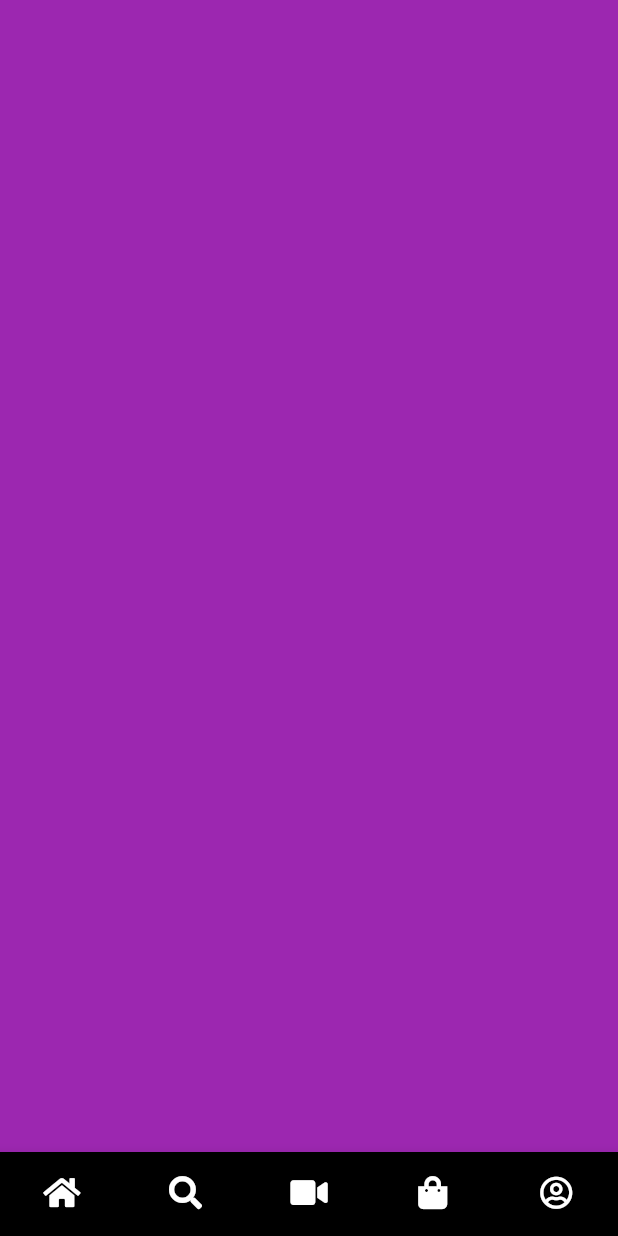
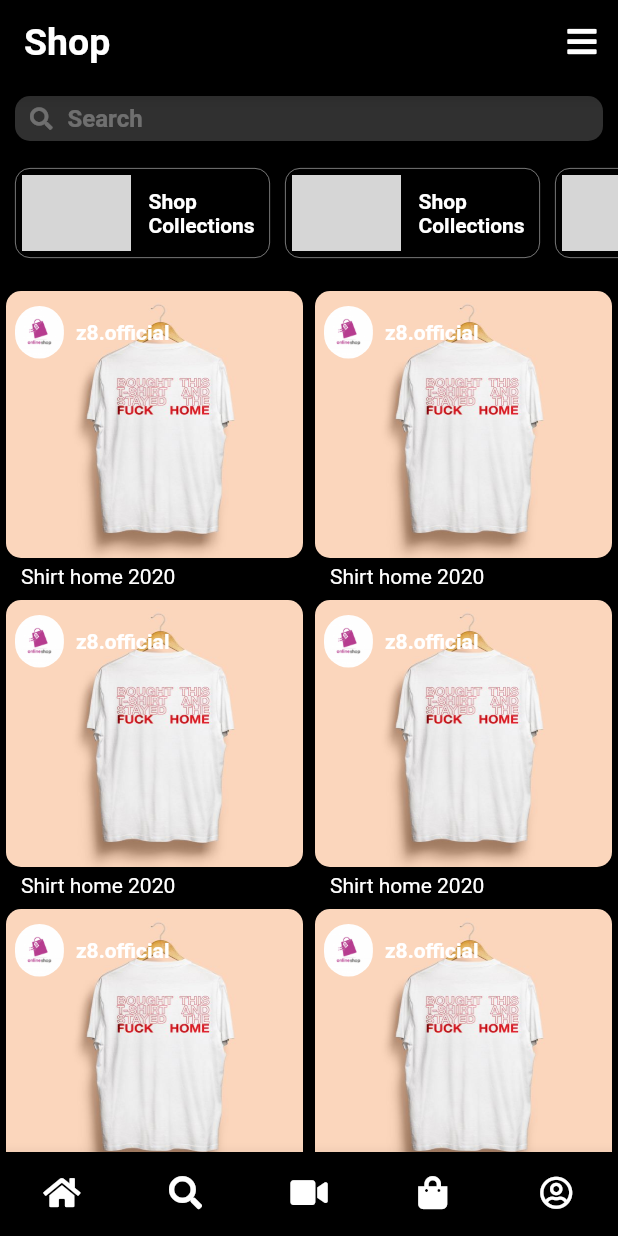
Before and after one commit to valden6/instagram, a Flutter app: the screen it shows after launch, item 4 of the bottom bar chosen, on a phone screen of 412 x 824 dp. Run offline on Flutter 3.47's test engine with Material 2 defaults, Android fonts, the phone set to English and light mode, and no system bars; our stand-ins replace font_awesome_flutter; Roboto replaces fonts that are missing (SF); grey boxes are pictures that could not be loaded.

Commit message:
[1.4.0] - Adding shop page + minor bugfix

```diff
--- a/lib/screens/accountScreen.dart
+++ b/lib/screens/accountScreen.dart
@@ -17,14 +17,9 @@ class _AccountScreenState extends State<AccountScreen> {
       // Persistent AppBar that never scrolls
       backgroundColor: Colors.black,
       appBar: AppBar(
+        centerTitle: false,
         backgroundColor: Colors.black,
-        title: Container(
-          width: MediaQuery.of(context).size.width/3 * 2,
-          child: Padding(
-            padding: EdgeInsets.only(left:5),
-            child: Text("EricMatt", style: TextStyle(fontSize: 25, fontWeight: FontWeight.bold)),
-          )
-        ),
+        title: Text("EricMatt", style: TextStyle(fontSize: 25, fontWeight: FontWeight.bold)),
         actions: [
           IconButton(
             onPressed: () {},
--- a/lib/screens/searchScreen.dart
+++ b/lib/screens/searchScreen.dart
@@ -17,9 +17,12 @@ class SearchScreen extends StatelessWidget {
               return [
                 SliverList(
                     delegate: SliverChildListDelegate([
-                  SearchBar(),
-                  Padding(padding: EdgeInsets.only(top: 8)),
-                ]))
+                      Padding(padding: EdgeInsets.only(top: 8)),
+                      SearchBar(),
+                      Padding(padding: EdgeInsets.only(top: 8))
+                    ]
+                  )
+                )
               ];
             },
             body: Container(
--- a/lib/screens/shopScreen.dart
+++ b/lib/screens/shopScreen.dart
@@ -1,10 +1,60 @@
 import 'package:flutter/material.dart';
+import 'package:font_awesome_flutter/font_awesome_flutter.dart';
+import 'package:instagram/widgets/shopContent.dart';
+import 'package:instagram/widgets/shopSearchBar.dart';
+import 'package:instagram/widgets/shopCategory.dart';
 
-class ShopScreen extends StatelessWidget {
+class ShopScreen extends StatefulWidget {
+  @override
+  _ShopScreenState createState() => _ShopScreenState();
+}
+
+class _ShopScreenState extends State<ShopScreen> {
   @override
   Widget build(BuildContext context) {
-    return Scaffold(
-      backgroundColor: Colors.purple,
+    return SafeArea(
+      child: Scaffold(
+        // Persistent AppBar that never scrolls
+        backgroundColor: Colors.black,
+        body: DefaultTabController(
+          length: 4,
+          child: NestedScrollView(
+            headerSliverBuilder: (context, _) {
+              return [
+                SliverList(
+                  delegate: SliverChildListDelegate(
+                    [
+                      AppBar(
+                        backgroundColor: Colors.black,
+                        centerTitle: false,
+                        title: Text("Shop", style: TextStyle(fontSize: 25, fontWeight: FontWeight.bold)),
+                        actions: [
+                          IconButton(
+                            onPressed: () {},
+                            icon: FaIcon(FontAwesomeIcons.bars, size:22, color: Colors.white)
+                          )
+                        ]
+                      )
+                    ]
+                  )
+                )
+              ];
+            },
+            body: Container(
+              child: Column(
+                children: [
+                  Padding(padding: EdgeInsets.only(top: 8)),
+                  ShopSearchBar(),
+                  Padding(padding: EdgeInsets.only(top: 8)),
+                  ShopCategory(),
+                  Padding(padding: EdgeInsets.only(top: 8)),
+                  ShopContent()
+                ]
+              ),
+            )
+          )
+        )
+      ),
     );
   }
 }
--- a/lib/widgets/searchBar.dart
+++ b/lib/widgets/searchBar.dart
@@ -20,7 +20,7 @@ class SearchBar extends StatelessWidget {
               child: TextField(
                 textAlignVertical: TextAlignVertical.center,
                 style: TextStyle(color: Colors.white),
-                cursorColor: Colors.white.withOpacity(0.3),
+                cursorColor: Colors.grey,
                 decoration: InputDecoration(
                   contentPadding: EdgeInsets.all(10.0),
                   prefixIconConstraints: BoxConstraints(minWidth: 30),
--- /dev/null
+++ b/lib/widgets/shopCategory.dart
@@ -0,0 +1,57 @@
+import 'package:flutter/material.dart';
+
+class ShopCategory extends StatefulWidget {
+  @override
+  _ShopCategoryState createState() => _ShopCategoryState();
+}
+
+class _ShopCategoryState extends State<ShopCategory> {
+  @override
+  Widget build(BuildContext context) {
+    return Container(
+      height: 80,
+      child: ListView.builder(
+        itemCount: 5,
+        physics: BouncingScrollPhysics(),
+        scrollDirection: Axis.horizontal,
+        itemBuilder: (BuildContext context, int index) {
+          return Container(
+            width: 180,
+            padding: EdgeInsets.only(top: 10, left: 10, bottom: 10),
+            child: Container(
+              decoration: BoxDecoration(
+                borderRadius: BorderRadius.circular(10),
+                border: Border.all(
+                  color: Colors.grey,
+                  width: 0.5,
+                )
+              ),
+              child: Row(
+                children: [
+                  Expanded(
+                    child: Container(
+                      margin: EdgeInsets.all(4),
+                      decoration: BoxDecoration(
+                        borderRadius: BorderRadius.circular(10),
+                        image: DecorationImage(
+                          image: AssetImage("assets/shop-category.jpg"),
+                          fit: BoxFit.fill
+                        )
+                      )
+                    )
+                  ),
+                  Padding(padding: EdgeInsets.only(left:8)),
+                  Expanded(
+                    child: Container(
+                      child: Text("Shop Collections", style: TextStyle(color: Colors.white,fontSize: 14, fontWeight: FontWeight.bold))
+                    ),
+                  )
+                ]
+              )
+            )
+          );
+        }
+      )
+    );
+  }
+}
--- /dev/null
+++ b/lib/widgets/shopContent.dart
@@ -0,0 +1,88 @@
+import 'package:flutter/material.dart';
+
+class ShopContent extends StatefulWidget {
+  @override
+  _ShopContentState createState() => _ShopContentState();
+}
+
+class _ShopContentState extends State<ShopContent> {
+  @override
+  Widget build(BuildContext context) {
+    return Expanded(
+      child: Container(
+        child: GridView.builder(
+          gridDelegate: SliverGridDelegateWithFixedCrossAxisCount(
+            crossAxisCount: 2,
+            childAspectRatio: 1,
+          ),
+          physics: NeverScrollableScrollPhysics(),
+          itemCount: 10,
+          shrinkWrap: true,
+          itemBuilder: (BuildContext context, int index) {
+            return Container(
+              margin: EdgeInsets.all(4),
+              child: Column(
+                children: [
+                  Expanded(
+                    child: Stack(
+                      children: [
+                        ClipRRect(
+                          borderRadius: BorderRadius.circular(10.0),
+                          child: Container(
+                            decoration: BoxDecoration(
+                              image: DecorationImage(
+                                image: AssetImage("assets/shop-merch.jpg"),
+                                fit: BoxFit.fill
+                              )
+                            )
+                          )
+                        ),
+                        Positioned(
+                          left: 0,
+                          top: 10,
+                          height: 35,
+                          width: 183,
+                          child: Container(
+                            margin: EdgeInsets.only(left:6, right: 6),
+                            child: Row(
+                              children: [
+                                Expanded(
+                                  flex: 2,
+                                  child: Container(
+                                    decoration: BoxDecoration(
+                                      borderRadius: BorderRadius.circular(30),
+                                      image: DecorationImage(
+                                        image: AssetImage("assets/shop-logo.jpg"),
+                                        fit: BoxFit.fill
+                                      )
+                                    )
+                                  ),
+                                ),
+                                Padding(padding: EdgeInsets.only(right: 8)),
+                                Expanded(
+                                  flex: 8,
+                                  child: Text("z8.official", style: TextStyle(color: Colors.white, fontWeight: FontWeight.bold))
+                                )
+                              ]
+                            )
+                          )
+                        )
+                      ]
+                    ),
+                  ),
+                  Padding(padding: EdgeInsets.only(top: 4)),
+                  Align(
+                    alignment: Alignment.centerLeft,
+                    child: Padding(
+                      padding: EdgeInsets.only(left: 10, right: 10),
+                      child: Text("Shirt home 2020", textAlign: TextAlign.start ,style: TextStyle(color: Colors.white)),
+                    ))
+                ],
+              )
+            );
+          }
+        )
+      ),
+    );
+  }
+}
--- /dev/null
+++ b/lib/widgets/shopSearchBar.dart
@@ -0,0 +1,35 @@
+import 'package:flutter/material.dart';
+import 'package:font_awesome_flutter/font_awesome_flutter.dart';
+
+class ShopSearchBar extends StatelessWidget {
+  @override
+  Widget build(BuildContext context) {
+    return Container(
+      padding: EdgeInsets.only(left: 10, right: 10),
+      width: MediaQuery.of(context).size.width,
+      height: 30,
+      child: Container(
+        decoration: BoxDecoration(
+          borderRadius: BorderRadius.circular(10),
+          color: Colors.grey.withOpacity(0.3)
+        ),
+        child: TextField(
+          textAlignVertical: TextAlignVertical.center,
+          style: TextStyle(color: Colors.white),
+          cursorColor: Colors.grey,
+          decoration: InputDecoration(
+            contentPadding: EdgeInsets.all(10.0),
+            prefixIconConstraints: BoxConstraints(minWidth: 30),
+            border: InputBorder.none,
+            prefixIcon: Padding(
+              padding: const EdgeInsets.only(left:10, right: 10),
+              child: FaIcon(FontAwesomeIcons.search, color: Colors.white.withOpacity(0.3), size: 15),
+            ),
+            hintText: "Search",
+            hintStyle: TextStyle(color: Colors.white.withOpacity(0.3),fontWeight: FontWeight.bold),
+          )
+        )
+      )
+    );
+  }
+}
--- a/pubspec.yaml
+++ b/pubspec.yaml
@@ -55,6 +55,9 @@ flutter:
     - assets/logo-white.png
     - assets/post-content.jpg
     - assets/search-content.jpg
+    - assets/shop-category.jpg
+    - assets/shop-logo.jpg
+    - assets/shop-merch.jpg
     - assets/igtv-post.jpg
     - assets/reel-post.jpg
     - assets/identified-post.jpg
```
Also changed, not shown: assets/shop-logo.jpg (added), assets/shop-merch.jpg (added), 2 other files.
